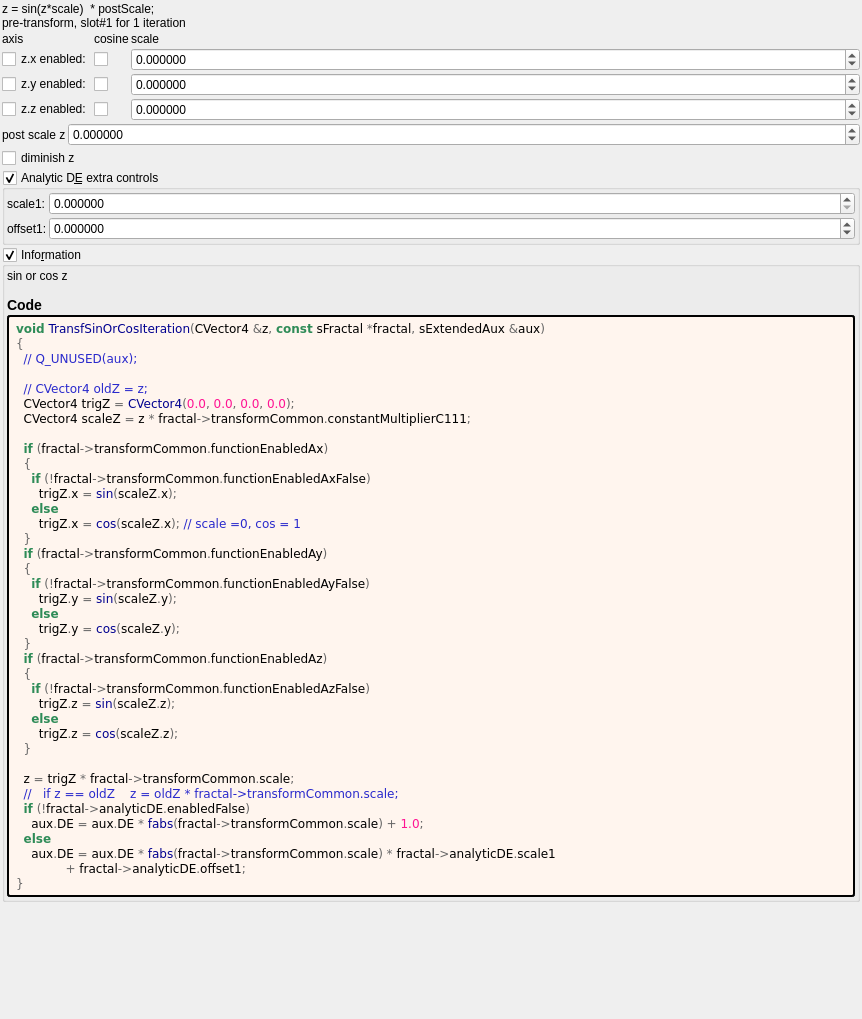
Qt form mandelbulber2/formula/ui/transf_sin_or_cos.ui (buddhi1980/mandelbulber2) before a commit.
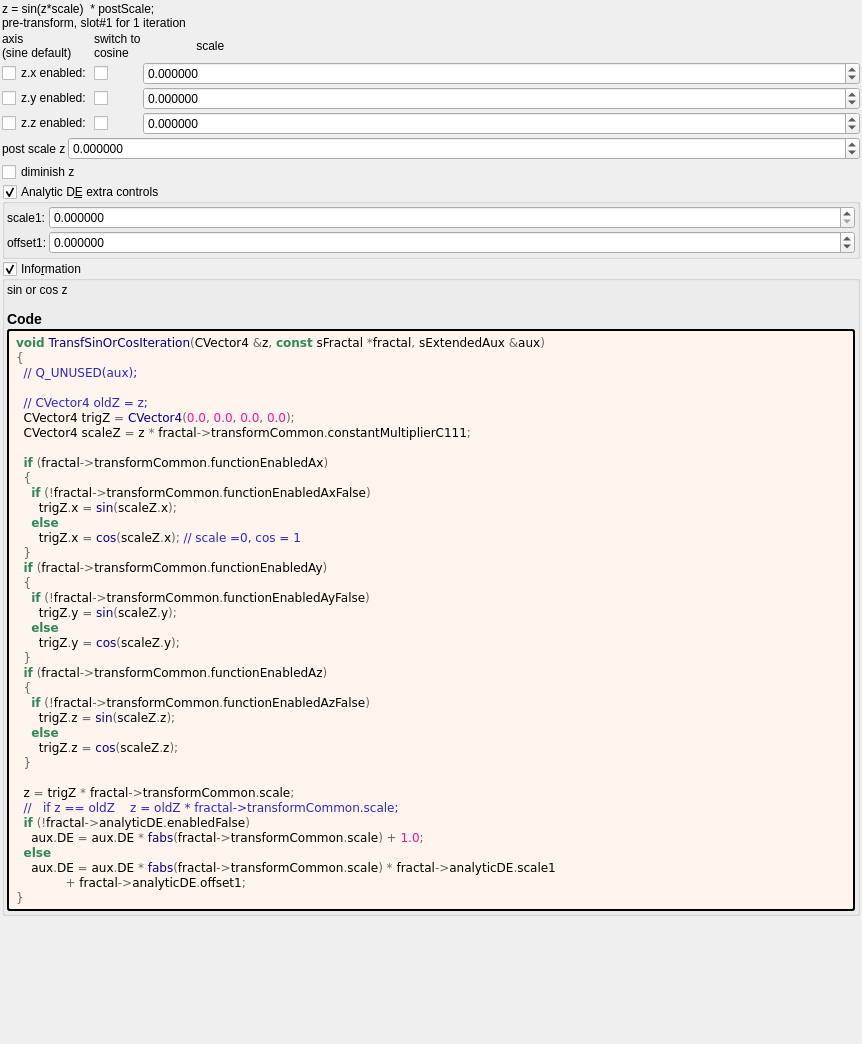
The same form after that commit. Custom widgets are drawn as their Qt base class.

Commit message: transf_add_cpixel_sin_or_cos.fract icon example sphere invert menger

```diff
--- a/mandelbulber2/formula/ui/transf_sin_or_cos.ui
+++ b/mandelbulber2/formula/ui/transf_sin_or_cos.ui
@@ -7,7 +7,7 @@
     <x>0</x>
     <y>0</y>
     <width>862</width>
-    <height>1019</height>
+    <height>1044</height>
    </rect>
   </property>
   <property name="windowTitle">
@@ -171,21 +171,23 @@
      <item row="0" column="1">
       <widget class="QLabel" name="label_122">
        <property name="text">
-        <string>cosine</string>
+        <string>switch to
+cosine</string>
        </property>
       </widget>
      </item>
      <item row="0" column="0">
       <widget class="QLabel" name="label_123">
        <property name="text">
-        <string>axis</string>
+        <string>axis 
+(sine default)</string>
        </property>
       </widget>
      </item>
      <item row="0" column="2">
       <widget class="QLabel" name="label_124">
        <property name="text">
-        <string>scale</string>
+        <string>                scale</string>
        </property>
       </widget>
      </item>
```
The commit also changes 5 other files.
